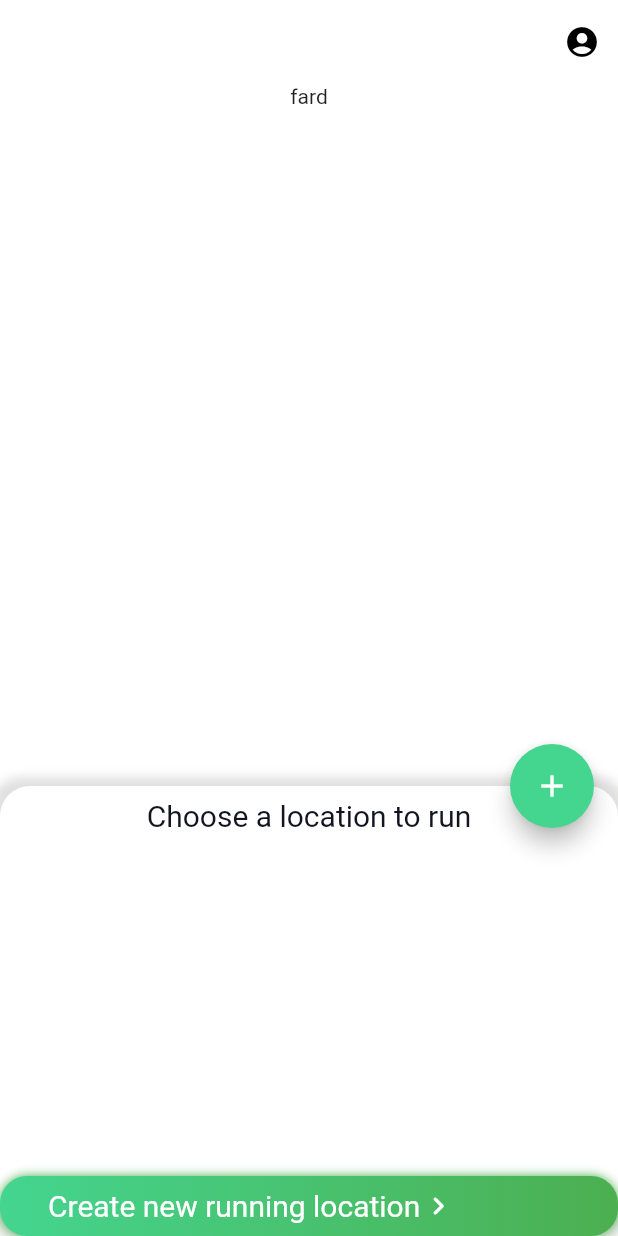
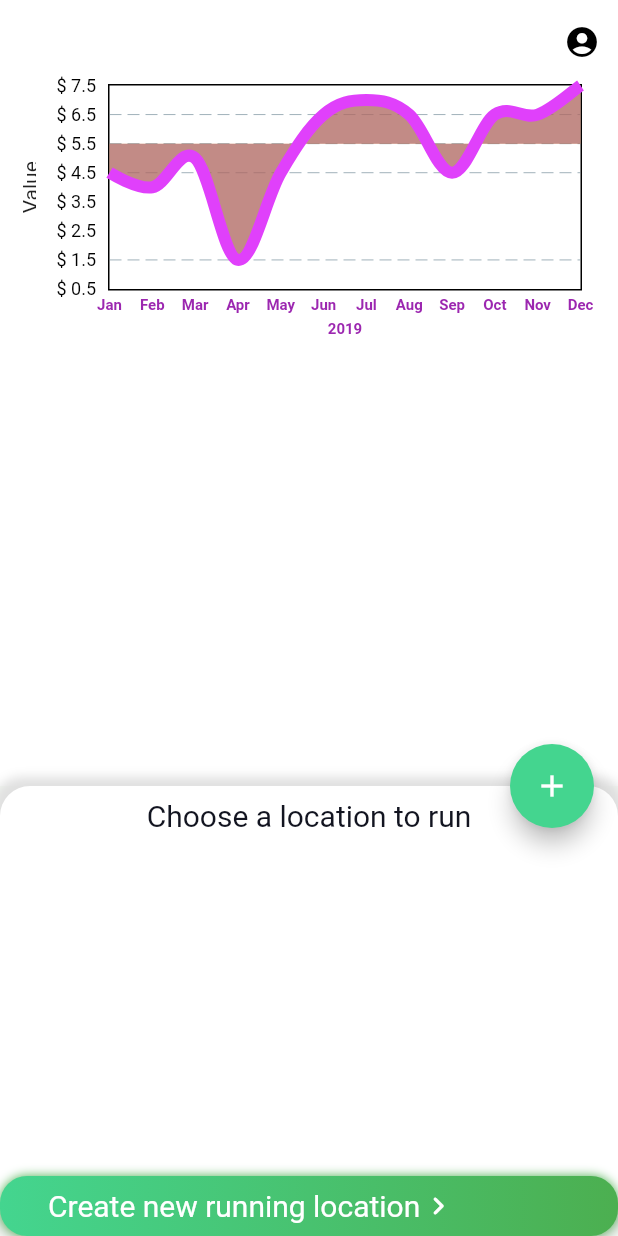
Before and after one commit to AahilShaikh/Ghost_runner, a Flutter app: the HomePage screen opened directly, after a tap on the "add" icon, on a phone screen of 412 x 824 dp. Run offline on Flutter 3.47's test engine with Material 2 defaults, Android fonts, the phone set to English and light mode, and no system bars; drawn by our look-alikes of fl_chart; our stand-ins replace cloud_firestore, firebase_auth, firebase_core, flutter_map, geolocator, latlong2 and 3 more; accounts and stored records are empty.

Commit message:
base graph made

```diff
--- a/lib/screens/home_page.dart
+++ b/lib/screens/home_page.dart
@@ -4,6 +4,7 @@
 import 'package:wwp_hacks_project/screens/sign_up.dart';
 import 'package:wwp_hacks_project/services/location.dart';
 import 'package:wwp_hacks_project/widgets/fab_button.dart';
+import 'package:fl_chart/fl_chart.dart';
 
 class HomePage extends StatefulWidget {
   const HomePage({Key? key}) : super(key: key);
@@ -13,6 +14,8 @@
 }
 
 class _HomePageState extends State<HomePage> {
+  static const double cutOffYValue = 5.0;
+
   final Stream<QuerySnapshot> data =
       FirebaseFirestore.instance.collection('Updates').snapshots();
   List<int>? firestoreData;
@@ -27,8 +30,8 @@
             .doc(email.toString())
             .get()
             .then((everything) {
-            isNull = false;
-            firestoreData?.add(everything["speed"]);
+          isNull = false;
+          firestoreData?.add(everything["speed"]);
           setState(() {});
         });
       } else {
@@ -47,6 +50,12 @@
     checkLocationPermissions(context);
   }
 
+  static const _dateTextStyle = TextStyle(
+    fontSize: 10,
+    color: Colors.purple,
+    fontWeight: FontWeight.bold,
+  );
+
   @override
   Widget build(BuildContext context) {
     return StreamBuilder(
@@ -57,7 +66,8 @@
                 color: Theme.of(context).backgroundColor,
                 child: Center(
                   child: CircularProgressIndicator.adaptive(
-                    valueColor: AlwaysStoppedAnimation<Color>(Theme.of(context).textTheme.headline1!.color as Color),
+                    valueColor: AlwaysStoppedAnimation<Color>(
+                        Theme.of(context).textTheme.headline1!.color as Color),
                   ),
                 ));
           } else {
@@ -77,14 +87,109 @@
                   tooltip: 'Sign Out',
                   onPressed: () {
                     FirebaseAuth.instance.signOut();
-                    Navigator.of(context).pushReplacement(MaterialPageRoute(builder: (context) => const SignUpPage()));
+                    Navigator.of(context).pushReplacement(MaterialPageRoute(
+                        builder: (context) => const SignUpPage()));
                   },
                 ),
               ],
             ),
             body: Center(
               child: Column(
-                children: const [Text("fard")],
+                children: [
+                  AspectRatio(
+                    aspectRatio: 2.4,
+                    child: Padding(
+                      padding: const EdgeInsets.only(left: 12, right: 24),
+                      child: LineChart(
+                        LineChartData(
+                          lineTouchData: LineTouchData(enabled: false),
+                          lineBarsData: [
+                            LineChartBarData(
+                              spots: const [
+                                FlSpot(0, 4),
+                                FlSpot(1, 3.5),
+                                FlSpot(2, 4.5),
+                                FlSpot(3, 1),
+                                FlSpot(4, 4),
+                                FlSpot(5, 6),
+                                FlSpot(6, 6.5),
+                                FlSpot(7, 6),
+                                FlSpot(8, 4),
+                                FlSpot(9, 6),
+                                FlSpot(10, 6),
+                                FlSpot(11, 7),
+                              ],
+                              isCurved: true,
+                              barWidth: 8,
+                              color: Colors.purpleAccent,
+                              belowBarData: BarAreaData(
+                                show: true,
+                                color: Colors.deepPurple.withOpacity(0.4),
+                                cutOffY: cutOffYValue,
+                                applyCutOffY: true,
+                              ),
+                              aboveBarData: BarAreaData(
+                                show: true,
+                                color: Colors.orange.withOpacity(0.6),
+                                cutOffY: cutOffYValue,
+                                applyCutOffY: true,
+                              ),
+                              dotData: FlDotData(
+                                show: false,
+                              ),
+                            ),
+                          ],
+                          minY: 0,
+                          titlesData: FlTitlesData(
+                            show: true,
+                            topTitles: AxisTitles(
+                              sideTitles: SideTitles(showTitles: false),
+                            ),
+                            rightTitles: AxisTitles(
+                              sideTitles: SideTitles(showTitles: false),
+                            ),
+                            bottomTitles: AxisTitles(
+                              axisNameWidget: const Text(
+                                '2019',
+                                style: _dateTextStyle,
+                              ),
+                              sideTitles: SideTitles(
+                                showTitles: true,
+                                reservedSize: 18,
+                                interval: 1,
+                                getTitlesWidget: bottomTitleWidgets,
+                              ),
+                            ),
+                            leftTitles: AxisTitles(
+                              axisNameSize: 20,
+                              axisNameWidget: const Padding(
+                                padding: EdgeInsets.only(bottom: 8.0),
+                                child: Text('Value'),
+                              ),
+                              sideTitles: SideTitles(
+                                showTitles: true,
+                                interval: 1,
+                                reservedSize: 40,
+                                getTitlesWidget: leftTitleWidgets,
+                              ),
+                            ),
+                          ),
+                          gridData: FlGridData(
+                            show: true,
+                            drawVerticalLine: false,
+                            horizontalInterval: 1,
+                            checkToShowHorizontalLine: (double value) {
+                              return value == 1 ||
+                                  value == 6 ||
+                                  value == 4 ||
+                                  value == 5;
+                            },
+                          ),
+                        ),
+                      ),
+                    ),
+                  )
+                ],
               ),
             ),
             floatingActionButton: const FABBottomSheetButton(),
@@ -93,3 +198,67 @@
         });
   }
 }
+
+Widget bottomTitleWidgets(double value, TitleMeta meta) {
+  String text;
+  switch (value.toInt()) {
+    case 0:
+      text = 'Jan';
+      break;
+    case 1:
+      text = 'Feb';
+      break;
+    case 2:
+      text = 'Mar';
+      break;
+    case 3:
+      text = 'Apr';
+      break;
+    case 4:
+      text = 'May';
+      break;
+    case 5:
+      text = 'Jun';
+      break;
+    case 6:
+      text = 'Jul';
+      break;
+    case 7:
+      text = 'Aug';
+      break;
+    case 8:
+      text = 'Sep';
+      break;
+    case 9:
+      text = 'Oct';
+      break;
+    case 10:
+      text = 'Nov';
+      break;
+    case 11:
+      text = 'Dec';
+      break;
+    default:
+      return Container();
+  }
+
+  return SideTitleWidget(
+    axisSide: meta.axisSide,
+    space: 4,
+    child: Text(text, style: _dateTextStyle),
+  );
+}
+
+const _dateTextStyle = TextStyle(
+  fontSize: 10,
+  color: Colors.purple,
+  fontWeight: FontWeight.bold,
+);
+
+Widget leftTitleWidgets(double value, TitleMeta meta) {
+  const style = TextStyle(color: Colors.black, fontSize: 12.0);
+  return SideTitleWidget(
+    axisSide: meta.axisSide,
+    child: Text('\$ ${value + 0.5}', style: style),
+  );
+}
--- a/pubspec.yaml
+++ b/pubspec.yaml
@@ -31,6 +31,7 @@
   cupertino_icons: ^1.0.2
   firebase_auth: ^3.10.0
   firebase_core: ^1.23.0
+  fl_chart: ^0.55.2
   flutter:
     sdk: flutter
   flutter_map: ^3.0.0
```
Also changed, not shown: pubspec.lock.
